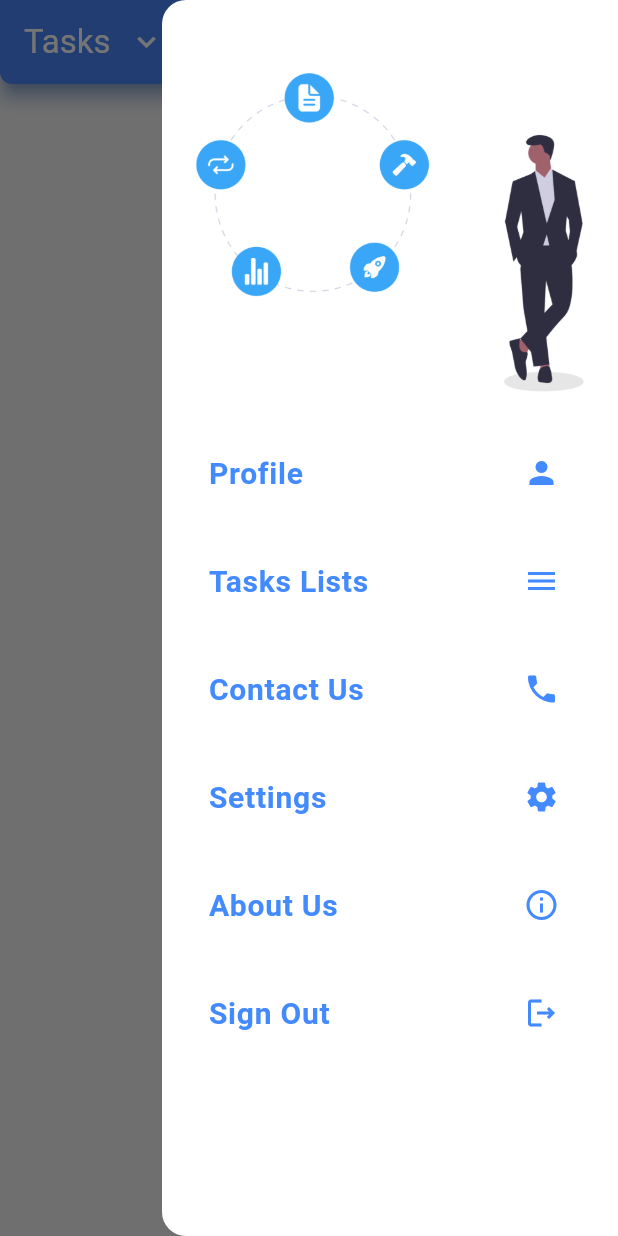
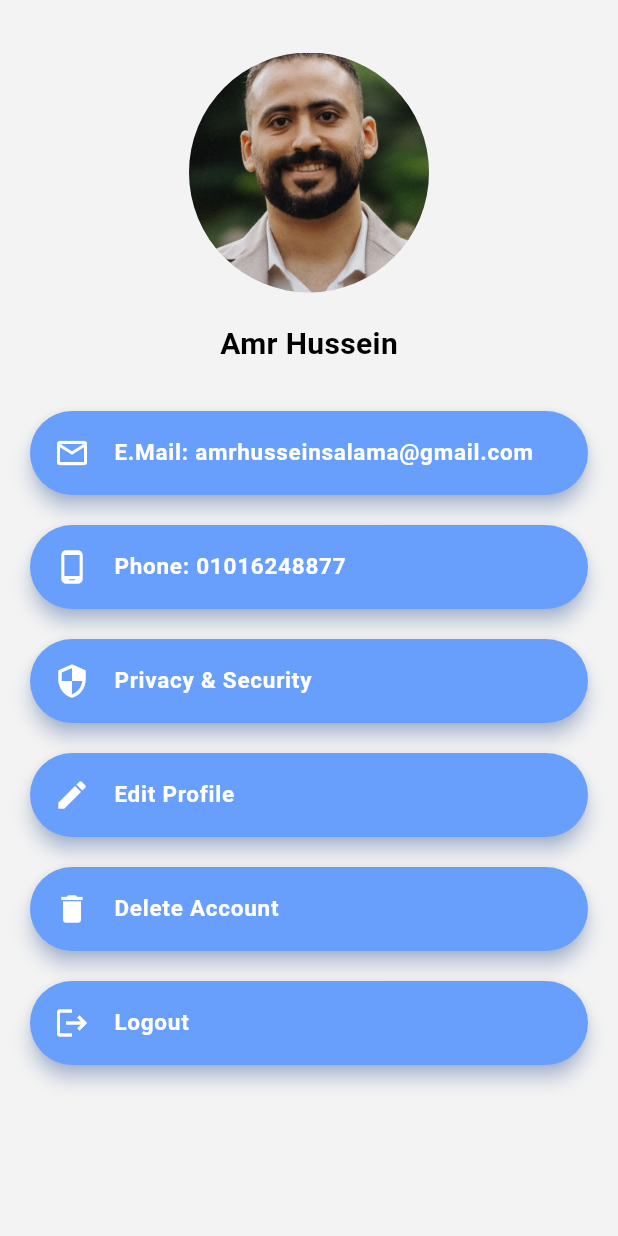
Before and after one commit to amrhusseinsalama/to_do_list, a Flutter app: the screen it shows after launch, after a tap on the "menu" icon, after a tap on "Profile", on a phone screen of 412 x 824 dp. Run offline on Flutter 3.47's test engine with Material 3 defaults, Android fonts, the phone set to English and light mode, and no system bars; our stand-ins replace flutter_bloc; network calls fail.

Commit message:
profile_screen

```diff
--- a/lib/presentation/models/drawer_item.dart
+++ b/lib/presentation/models/drawer_item.dart
@@ -1,24 +1,42 @@
 import 'package:flutter/material.dart';
-
+import 'package:to_do_list/presentation/screens/profile_screen.dart';
 
 class DrawerItem {
   final String title;
-  Function()? onTap;
-  final IconData icon;
+  final void Function(BuildContext context)? onTap;
+  final IconData leading;
+  IconData trailing;
 
   DrawerItem({
     required this.title,
     required this.onTap,
-    required this.icon
+    required this.leading,
+    this.trailing = Icons.keyboard_arrow_right,
   });
 }
 
-
-final drawerItems  = [
-  DrawerItem(title: "Profile", onTap: (){}, icon: Icons.person),
-  DrawerItem(title: "Tasks Lists", onTap: (){}, icon: Icons.menu),
-  DrawerItem(title: "Contact Us", onTap: (){}, icon: Icons.phone),
-  DrawerItem(title: "Settings", onTap: (){}, icon: Icons.settings),
-  DrawerItem(title: "About Us", onTap: (){}, icon: Icons.info_outline),
-  DrawerItem(title: "Sign Out", onTap: (){}, icon: Icons.logout_outlined),
+final drawerItems = [
+  DrawerItem(
+    title: "Profile",
+    onTap: (context) {
+      Navigator.push(
+        context,
+        MaterialPageRoute(builder: (context) => ProfileScreen()),
+      );
+    },
+    leading: Icons.person,
+  ),
+  DrawerItem(title: "Tasks Lists", onTap: (context) {}, leading: Icons.menu),
+  DrawerItem(title: "Contact Us", onTap: (context) {}, leading: Icons.phone),
+  DrawerItem(title: "Settings", onTap: (context) {}, leading: Icons.settings),
+  DrawerItem(
+    title: "About Us",
+    onTap: (context) {},
+    leading: Icons.info_outline,
+  ),
+  DrawerItem(
+    title: "Sign Out",
+    onTap: (context) {},
+    leading: Icons.logout_outlined,
+  ),
 ];
--- a/lib/presentation/screens/home_screen.dart
+++ b/lib/presentation/screens/home_screen.dart
@@ -20,19 +20,27 @@ class _HomeScreenState extends State<HomeScreen> {
   Widget build(BuildContext context) {
     return Scaffold(
       endDrawer: Drawer(
+        child: SingleChildScrollView(
+          child: Padding(
+            padding: const EdgeInsets.only(top: 30),
             child: Column(
               children: [
-            Padding(
-              padding: const EdgeInsets.only(top: 30),
-              child: SizedBox(
-                child: Image.asset("assets/images/drawer.png"),),
+                SizedBox(
+                  width: double.infinity,
+                  child: Image.asset(
+                    "assets/images/drawer.png",
+                    fit: BoxFit.cover,
+                  ),
                 ),
                 ListView.builder(
                   shrinkWrap: true,
                   itemCount: drawerItems.length,
-              itemBuilder: (context, index) => DrawerTile(item: drawerItems[index]),
+                  itemBuilder: (context, index) =>
+                      DrawerTile(item: drawerItems[index]),
                 ),
               ],
+            ),
+          ),
         ),
       ),
       appBar: AppBar(
--- /dev/null
+++ b/lib/presentation/screens/profile_screen.dart
@@ -0,0 +1,53 @@
+import 'package:flutter/material.dart';
+import 'package:to_do_list/presentation/widgets/card.dart';
+
+class ProfileScreen extends StatefulWidget {
+  const ProfileScreen({super.key});
+
+  @override
+  State<ProfileScreen> createState() => _ProfileScreenState();
+}
+
+class _ProfileScreenState extends State<ProfileScreen> {
+  @override
+  Widget build(BuildContext context) {
+    return Scaffold(
+      body: SingleChildScrollView(
+        child: Center(
+          child: Padding(
+            padding: const EdgeInsets.symmetric(horizontal: 20, vertical: 35),
+            child: Column(
+              children: [
+                CircleAvatar(
+                  backgroundImage: AssetImage("assets/images/PIKY1494.jpg"),
+                  radius: 80,
+                ),
+                Padding(
+                  padding: const EdgeInsets.symmetric(vertical: 20),
+                  child: Text(
+                    "Amr Hussein",
+                    style: TextStyle(
+                      color: Colors.black,
+                      fontSize: 20,
+                      fontWeight: FontWeight.bold,
+                    ),
+                  ),
+                ),
+                ListView.builder(
+                  shrinkWrap: true,
+                  itemCount: data.length,
+                  itemBuilder: (context, index) {
+                    return ProfilCard(
+                      leading: data[index].leading,
+                      title: data[index].title,
+                    );
+                  },
+                ),
+              ],
+            ),
+          ),
+        ),
+      ),
+    );
+  }
+}
--- /dev/null
+++ b/lib/presentation/widgets/card.dart
@@ -0,0 +1,38 @@
+import 'package:flutter/material.dart';
+
+class ProfilCard extends StatelessWidget {
+  const ProfilCard({super.key, required this.title, required this.leading});
+  final String title;
+  final IconData leading;
+
+  @override
+  Widget build(BuildContext context) {
+    return Card(
+      shape: RoundedRectangleBorder(borderRadius: BorderRadius.circular(30)),
+      shadowColor: Color.fromRGBO(150, 188, 255, 1),
+      margin: EdgeInsets.symmetric(vertical: 10),
+      elevation: 5,
+      color: Color.fromRGBO(105, 159, 252, 1),
+      child: ListTile(
+        leading: Icon(leading, color: Colors.white),
+        title: Text(
+          title,
+          style: TextStyle(
+            color: Colors.white,
+            fontSize: 15,
+            fontWeight: FontWeight.bold,
+          ),
+        ),
+      ),
+    );
+  }
+}
+
+final List<ProfilCard> data = [
+  ProfilCard(title: "E.Mail: amrhusseinsalama@gmail.com", leading: Icons.email_outlined),
+  ProfilCard(title: "Phone: 01016248877", leading: Icons.phone_android),
+  ProfilCard(title: "Privacy & Security", leading: Icons.security),
+  ProfilCard(title: "Edit Profile", leading: Icons.edit),
+  ProfilCard(title: "Delete Account", leading: Icons.delete),
+  ProfilCard(title: "Logout", leading: Icons.logout)
+];
--- a/lib/presentation/widgets/drawer_tile.dart
+++ b/lib/presentation/widgets/drawer_tile.dart
@@ -8,12 +8,12 @@ class DrawerTile extends StatelessWidget {
 
   @override
   Widget build(BuildContext context) {
-    return Padding(
-      padding: const EdgeInsets.symmetric(horizontal: 15, vertical: 8),
-      child: ListTile(
-
-        onTap: item.onTap,
-        trailing: Icon(item.icon, color: Colors.blueAccent),
+    return Column(
+      children: [
+        ListTile(
+          leading: Icon(item.leading, color: Colors.blueAccent),
+          onTap: () => item.onTap?.call(context),
+          trailing: Icon(item.trailing,color: Colors.blueAccent),
           title: Text(
             item.title,
             style: TextStyle(
@@ -23,6 +23,8 @@ class DrawerTile extends StatelessWidget {
             ),
           ),
         ),
+        Divider(thickness: 0.8,)
+      ],
     );
   }
 }
```
Also changed, not shown: assets/images/PIKY1494.jpg (added). Lines whose indentation alone changed are shown as unchanged.
